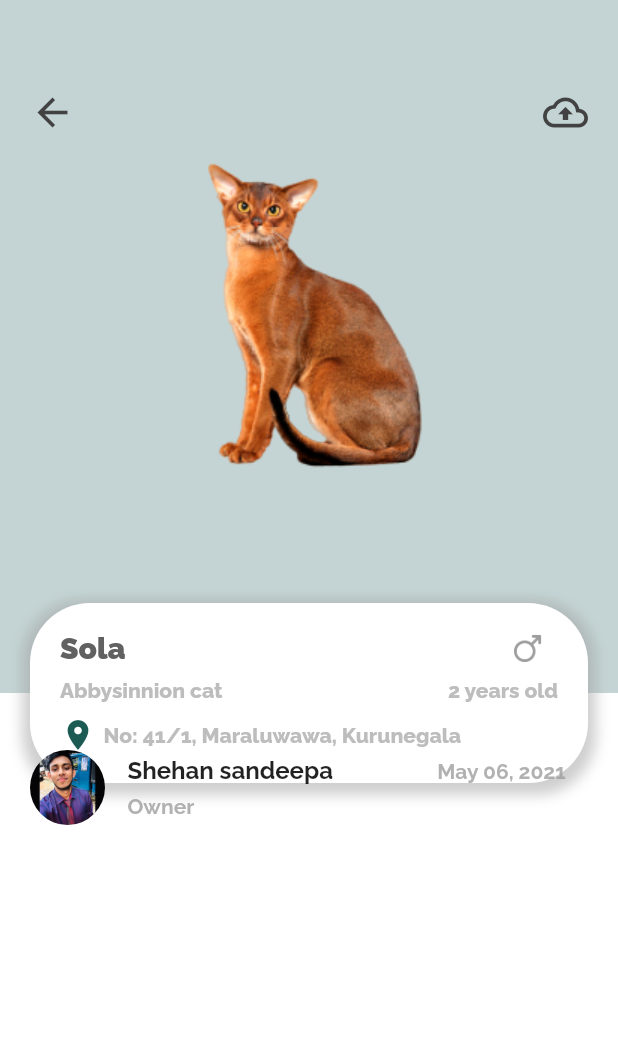
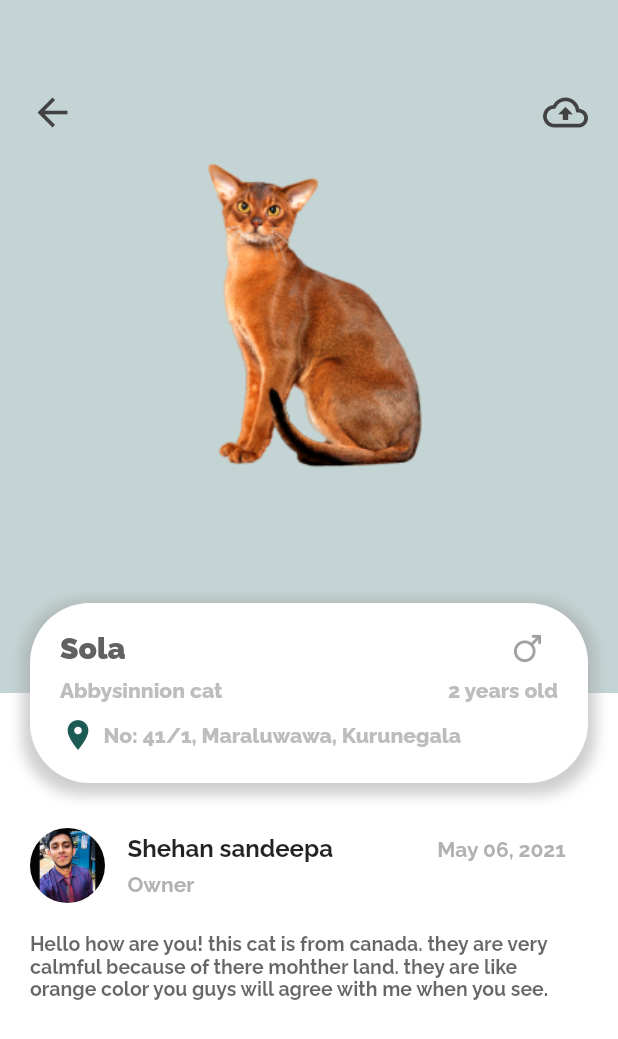
Before and after one commit to Shehan82/flutter-ui-with-drawer, a Flutter app: the screen it shows after launch, on a phone screen of 412 x 824 dp. Shown: the top 1039 px of the screen. Run offline on Flutter 3.47's test engine with Material 2 defaults, Android fonts, the light colour scheme and no system bars; our stand-ins replace font_awesome_flutter, google_fonts.

Commit message:
added user details

```diff
--- a/lib/screens/animalDetails.dart
+++ b/lib/screens/animalDetails.dart
@@ -158,7 +158,7 @@ class _AnimalDetailsState extends State<AnimalDetails> {
                 ),
               )),
           Positioned(
-              top: 500,
+              top: (MediaQuery.of(context).size.height / 2) + 140,
               width: MediaQuery.of(context).size.width - 20,
               child: Container(
                 margin: EdgeInsets.only(left: 20),
@@ -219,6 +219,16 @@ class _AnimalDetailsState extends State<AnimalDetails> {
                           )
                         ],
                       ),
+                    ),
+                    Container(
+                      margin: EdgeInsets.only(top: 20),
+                      child: Text(
+                        "Hello how are you! this cat is from canada. they are very calmful because of there mohther land. they are like orange color you guys will agree with me when you see.",
+                        style: GoogleFonts.raleway(
+                            fontSize: 13,
+                            fontWeight: FontWeight.w700,
+                            color: Colors.black.withOpacity(0.6)),
+                      ),
                     )
                   ],
                 ),
```
